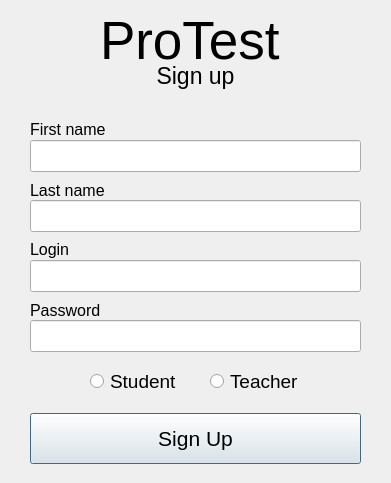
Above: src/qt/dialog1.ui from tushino-llc/ProTest before the change. Below: the same form after it.
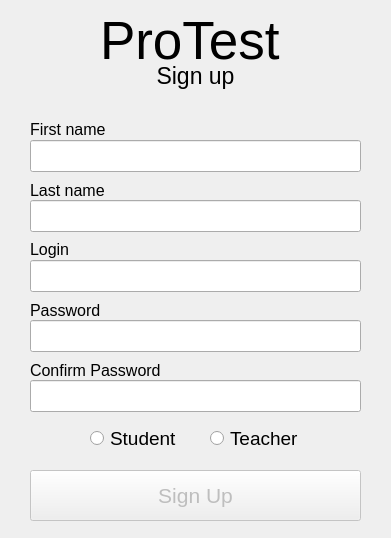
That is the form after the change.

Patch:
```diff
--- a/src/qt/dialog1.ui
+++ b/src/qt/dialog1.ui
@@ -7,9 +7,21 @@
     <x>0</x>
     <y>0</y>
     <width>391</width>
-    <height>483</height>
+    <height>538</height>
    </rect>
   </property>
+  <property name="minimumSize">
+   <size>
+    <width>391</width>
+    <height>538</height>
+   </size>
+  </property>
+  <property name="maximumSize">
+   <size>
+    <width>391</width>
+    <height>538</height>
+   </size>
+  </property>
   <property name="windowTitle">
    <string>Sign Up</string>
   </property>
@@ -30,7 +42,7 @@
    <property name="geometry">
     <rect>
      <x>210</x>
-     <y>370</y>
+     <y>427</y>
      <width>101</width>
      <height>22</height>
     </rect>
@@ -122,7 +134,7 @@
    <property name="geometry">
     <rect>
      <x>90</x>
-     <y>370</y>
+     <y>427</y>
      <width>101</width>
      <height>22</height>
     </rect>
@@ -203,11 +215,14 @@
     <string>Password</string>
    </property>
   </widget>
-  <widget class="QPushButton" name="pushButton">
+  <widget class="QPushButton" name="pushSignUp">
+   <property name="enabled">
+    <bool>false</bool>
+   </property>
    <property name="geometry">
     <rect>
      <x>30</x>
-     <y>413</y>
+     <y>470</y>
      <width>331</width>
      <height>51</height>
     </rect>
@@ -221,6 +236,37 @@
     <string>Sign Up</string>
    </property>
   </widget>
+  <widget class="QLabel" name="label_7">
+   <property name="geometry">
+    <rect>
+     <x>30</x>
+     <y>360</y>
+     <width>141</width>
+     <height>20</height>
+    </rect>
+   </property>
+   <property name="font">
+    <font>
+     <pointsize>12</pointsize>
+    </font>
+   </property>
+   <property name="text">
+    <string>Confirm Password</string>
+   </property>
+  </widget>
+  <widget class="QLineEdit" name="lineEditPass_2">
+   <property name="geometry">
+    <rect>
+     <x>30</x>
+     <y>380</y>
+     <width>331</width>
+     <height>32</height>
+    </rect>
+   </property>
+   <property name="echoMode">
+    <enum>QLineEdit::Password</enum>
+   </property>
+  </widget>
  </widget>
  <resources/>
  <connections/>
```
Left out of the diff: 15 changed lines with no effect on the pictures.
